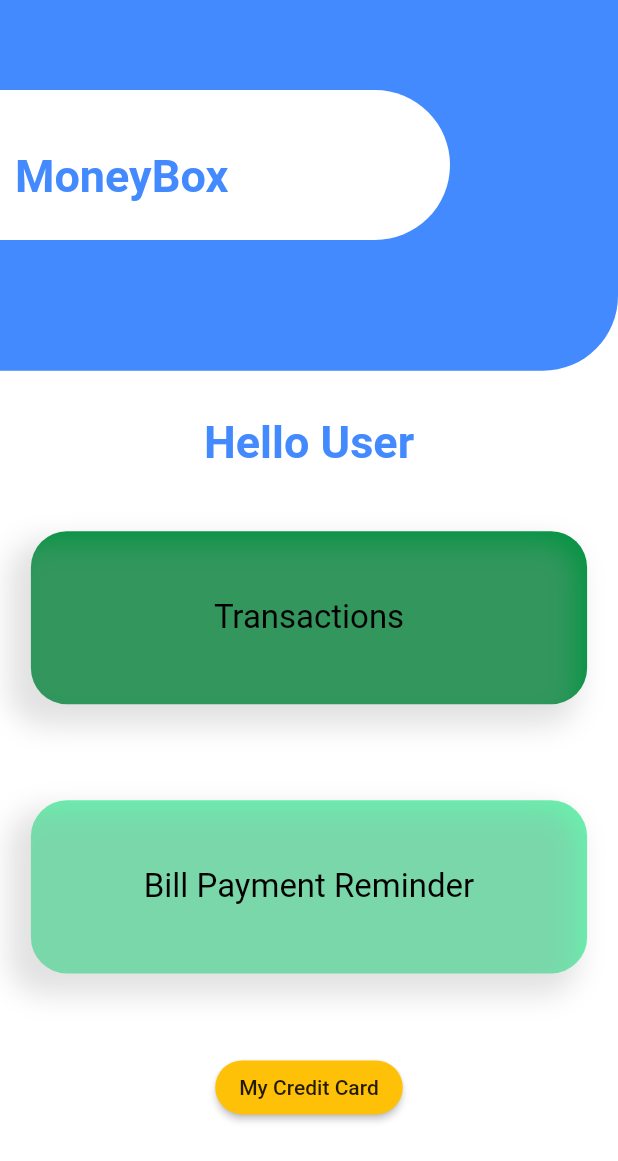
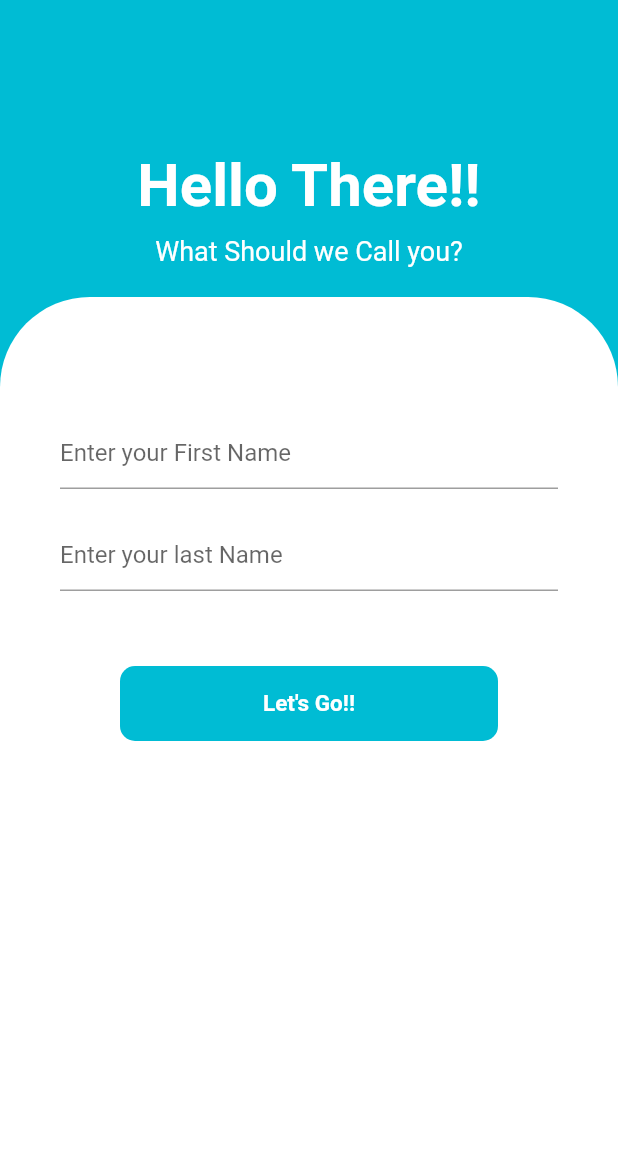
Before and after one commit to eleCtrik18/Money_Box, a Flutter app: the screen it shows after launch, on a phone screen of 412 x 824 dp. Shown: the top 1161 px of the screen. Run offline on Flutter 3.47's test engine with Material 2 defaults, Android fonts, the phone set to English and light mode, and no system bars; our stand-ins replace flare_flutter, flutter_local_notifications, rxdart, shared_preferences, velocity_x; missing offline and left inert: web3dart; statements that could not run were skipped.

Commit message:
Initial Screen Done

```diff
--- /dev/null
+++ b/lib/components/header.dart
@@ -0,0 +1,35 @@
+// ignore_for_file: prefer_const_constructors, prefer_const_literals_to_create_immutables
+
+import 'package:flutter/material.dart';
+
+class Header extends StatelessWidget {
+  @override
+  Widget build(BuildContext context) {
+    return Padding(
+      padding: EdgeInsets.all(20),
+      child: Column(
+        crossAxisAlignment: CrossAxisAlignment.start,
+        children: <Widget>[
+          Center(
+            child: Text(
+              "Hello There!!",
+              style: TextStyle(
+                  color: Colors.white,
+                  fontSize: 40,
+                  fontWeight: FontWeight.bold),
+            ),
+          ),
+          SizedBox(
+            height: 10,
+          ),
+          Center(
+            child: Text(
+              "What Should we Call you?",
+              style: TextStyle(color: Colors.white, fontSize: 18),
+            ),
+          )
+        ],
+      ),
+    );
+  }
+}
--- /dev/null
+++ b/lib/components/wrapper.dart
@@ -0,0 +1,103 @@
+//@dart=2.9
+
+// ignore_for_file: prefer_const_constructors
+
+import 'package:flutter/material.dart';
+import 'package:money_box/homepage.dart';
+import 'package:shared_preferences/shared_preferences.dart';
+
+class InputWrapper extends StatelessWidget {
+  TextEditingController firstController = TextEditingController();
+  TextEditingController lastController = TextEditingController();
+  take(context) async {
+    if (firstController.text.isNotEmpty && lastController.text.isNotEmpty) {
+      SharedPreferences prefs = await SharedPreferences.getInstance();
+      prefs.setString("firstname", firstController.text);
+      Navigator.of(context).pushAndRemoveUntil(
+          MaterialPageRoute(builder: (context) => HomePage()),
+          (Route<dynamic> route) => false);
+    } else {
+      SnackBar snackBar = SnackBar(
+        content: Text('Please fill all the fields'),
+        backgroundColor: Colors.red,
+        duration: Duration(seconds: 2),
+      );
+    }
+  }
+
+  @override
+  Widget build(BuildContext context) {
+    return Padding(
+      padding: EdgeInsets.all(30),
+      child: Column(
+        children: <Widget>[
+          SizedBox(
+            height: 40,
+          ),
+          Container(
+              decoration: BoxDecoration(
+                  color: Colors.white, borderRadius: BorderRadius.circular(10)),
+              child: Column(
+                children: <Widget>[
+                  Container(
+                    padding: const EdgeInsets.all(10),
+                    child: TextFormField(
+                      controller: firstController,
+                      keyboardType: TextInputType.name,
+                      style: TextStyle(
+                        fontSize: 16,
+                      ),
+                      textCapitalization: TextCapitalization.words,
+                      decoration: InputDecoration(
+                        hintText: 'Enter your First Name',
+                        border: UnderlineInputBorder(),
+                      ),
+                    ),
+                  ),
+                  Container(
+                    padding: const EdgeInsets.all(10),
+                    child: TextFormField(
+                      controller: lastController,
+                      keyboardType: TextInputType.name,
+                      style: TextStyle(
+                        fontSize: 16,
+                      ),
+                      textCapitalization: TextCapitalization.words,
+                      decoration: InputDecoration(
+                        hintText: 'Enter your last Name',
+                        border: UnderlineInputBorder(),
+                      ),
+                    ),
+                  ),
+                ],
+              )),
+          SizedBox(
+            height: 40,
+          ),
+          InkWell(
+            onTap: () {
+              take(context);
+            },
+            child: Container(
+              height: 50,
+              margin: EdgeInsets.symmetric(horizontal: 50),
+              decoration: BoxDecoration(
+                color: Colors.cyan[500],
+                borderRadius: BorderRadius.circular(10),
+              ),
+              child: Center(
+                child: Text(
+                  "Let's Go!!",
+                  style: TextStyle(
+                      color: Colors.white,
+                      fontSize: 15,
+                      fontWeight: FontWeight.bold),
+                ),
+              ),
+            ),
+          )
+        ],
+      ),
+    );
+  }
+}
--- a/lib/credit_card/card.dart
+++ b/lib/credit_card/card.dart
@@ -1,3 +1,5 @@
+// ignore_for_file: prefer_const_constructors
+
 import 'dart:math';
 
 import 'package:flutter/material.dart';
--- a/lib/homepage.dart
+++ b/lib/homepage.dart
@@ -5,6 +5,7 @@ import 'package:money_box/credit_card/card_screen.dart';
 import 'package:money_box/expense/helper.dart';
 import 'package:money_box/expense/home_expense.dart';
 import 'package:money_box/mediminder/src/ui/homepage/homepage.dart';
+import 'package:shared_preferences/shared_preferences.dart';
 
 class HomePage extends StatefulWidget {
   const HomePage({Key? key}) : super(key: key);
@@ -14,6 +15,22 @@ class HomePage extends StatefulWidget {
 }
 
 class _HomePageState extends State<HomePage> {
+  var first = '';
+  @override
+  void initState() {
+    // TODO: implement initState
+
+    fetchToken();
+  }
+
+  void fetchToken() async {
+    SharedPreferences pref = await SharedPreferences.getInstance();
+    var x = pref.getString("firstname").toString();
+    setState(() {
+      first = x;
+    });
+  }
+
   @override
   Widget build(BuildContext context) {
     return Scaffold(
@@ -22,11 +39,16 @@ class _HomePageState extends State<HomePage> {
         child: Column(children: <Widget>[
           Container(
             height: MediaQuery.of(context).size.height * 0.3,
-            decoration: const BoxDecoration(
+            decoration: BoxDecoration(
               color: Colors.blueAccent,
-              borderRadius: const BorderRadius.only(
-                bottomRight: const Radius.circular(50),
-              ),
+              borderRadius: BorderRadius.circular(10),
+              boxShadow: [
+                BoxShadow(
+                  color: Colors.grey,
+                  blurRadius: 10,
+                  offset: Offset(0, 10),
+                )
+              ],
             ),
             child: Stack(children: <Widget>[
               Positioned(
@@ -60,15 +82,17 @@ class _HomePageState extends State<HomePage> {
           const SizedBox(
             height: 30,
           ),
-          const Positioned(
+          Positioned(
               top: 110,
               left: 20,
-              child: Text(
-                'Hello User',
-                style: TextStyle(
-                  fontSize: 30,
-                  fontWeight: FontWeight.bold,
-                  color: Colors.blueAccent,
+              child: Container(
+                child: Text(
+                  "Hello, ${first}",
+                  style: TextStyle(
+                    fontSize: 30,
+                    fontWeight: FontWeight.bold,
+                    color: Colors.blueAccent,
+                  ),
                 ),
               )),
           const SizedBox(
--- /dev/null
+++ b/lib/initial_screen.dart
@@ -0,0 +1,39 @@
+// ignore_for_file: prefer_const_constructors
+
+import 'package:flutter/material.dart';
+import 'package:money_box/components/header.dart';
+import 'package:money_box/components/wrapper.dart';
+
+class LoginPage extends StatelessWidget {
+  @override
+  Widget build(BuildContext context) {
+    return Scaffold(
+      body: Container(
+        width: double.infinity,
+        decoration: BoxDecoration(
+          gradient: LinearGradient(
+              begin: Alignment.topCenter,
+              colors: [Colors.cyan, Colors.cyan, Colors.cyan]),
+        ),
+        child: Column(
+          children: <Widget>[
+            SizedBox(
+              height: 80,
+            ),
+            Header(),
+            Expanded(
+                child: Container(
+              decoration: BoxDecoration(
+                  color: Colors.white,
+                  borderRadius: BorderRadius.only(
+                    topLeft: Radius.circular(60),
+                    topRight: Radius.circular(60),
+                  )),
+              child: InputWrapper(),
+            ))
+          ],
+        ),
+      ),
+    );
+  }
+}
--- a/lib/main.dart
+++ b/lib/main.dart
@@ -3,6 +3,7 @@
 import 'package:flutter/material.dart';
 import 'package:flutter/services.dart';
 import 'package:money_box/homepage.dart';
+import 'package:money_box/initial_screen.dart';
 import 'package:money_box/mediminder/src/global_bloc.dart';
 import 'package:provider/provider.dart';
 
@@ -38,7 +39,7 @@ class _MedicineReminderState extends State<MedicineReminder> {
           primarySwatch: Colors.green,
           brightness: Brightness.light,
         ),
-        home: HomePage(),
+        home: LoginPage(),
         debugShowCheckedModeBanner: false,
       ),
     );
```
Also changed, not shown: pubspec.yaml (+0 -8 lines).
